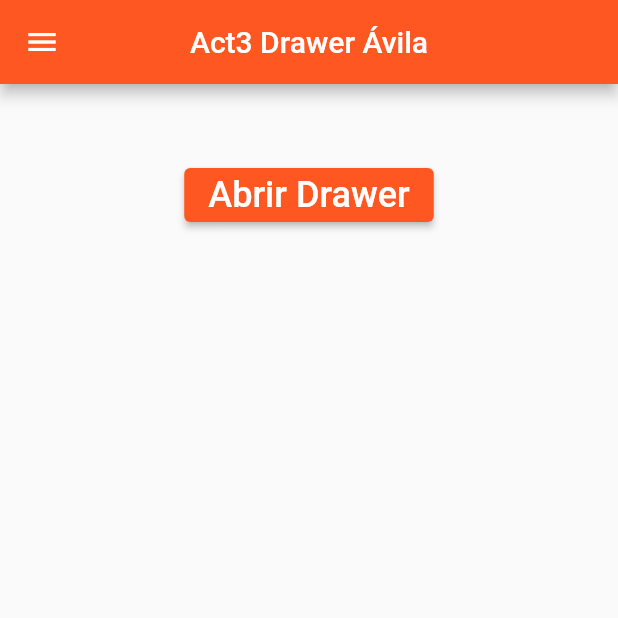
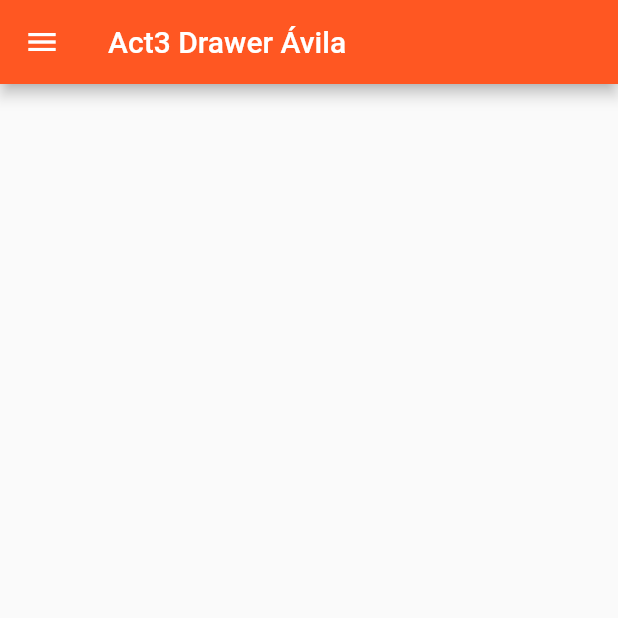
Before and after one commit to AvilaRomanUrielIsai/DrawerFlutLab, a Flutter app: the screen it shows after launch, on a phone screen of 412 x 824 dp, the top half of it. Run offline on Flutter 3.47's test engine with Material 2 defaults, Android fonts, the phone set to English and light mode, and no system bars.

Commit message:
drawer v3

```diff
--- a/lib/main.dart
+++ b/lib/main.dart
@@ -20,17 +20,15 @@ class MyApp extends StatelessWidget {
 }
 
 class MyHomePage extends StatefulWidget {
-  const MyHomePage({Key? key}) : super(key: key);
+  const MyHomePage({super.key});
   @override
-  State<MyHomePage> createState() => _MyHomePageState();
+  _MyHomePageState createState() => _MyHomePageState();
 }
 
 class _MyHomePageState extends State<MyHomePage> {
-  final GlobalKey<ScaffoldState> _key = GlobalKey();
   @override
   Widget build(BuildContext context) {
     return Scaffold(
-      key: _key,
       drawer: Drawer(
         child: ListView(
           padding: EdgeInsets.zero,
@@ -99,7 +97,6 @@ class _MyHomePageState extends State<MyHomePage> {
       ),
       appBar: AppBar(
         title: const Text('Act3 Drawer Ávila'),
-        centerTitle: true,
       ),
       body: Center(
         child: Column(
@@ -107,15 +104,6 @@ class _MyHomePageState extends State<MyHomePage> {
             const SizedBox(
               height: 50,
             ),
-            ElevatedButton(
-              onPressed: () {
-                _key.currentState!.openDrawer(); //<-- SEE HERE
-              },
-              child: const Text(
-                'Abrir Drawer',
-                style: TextStyle(fontSize: 24),
-              ),
-            ),
           ],
         ),
       ),
```
